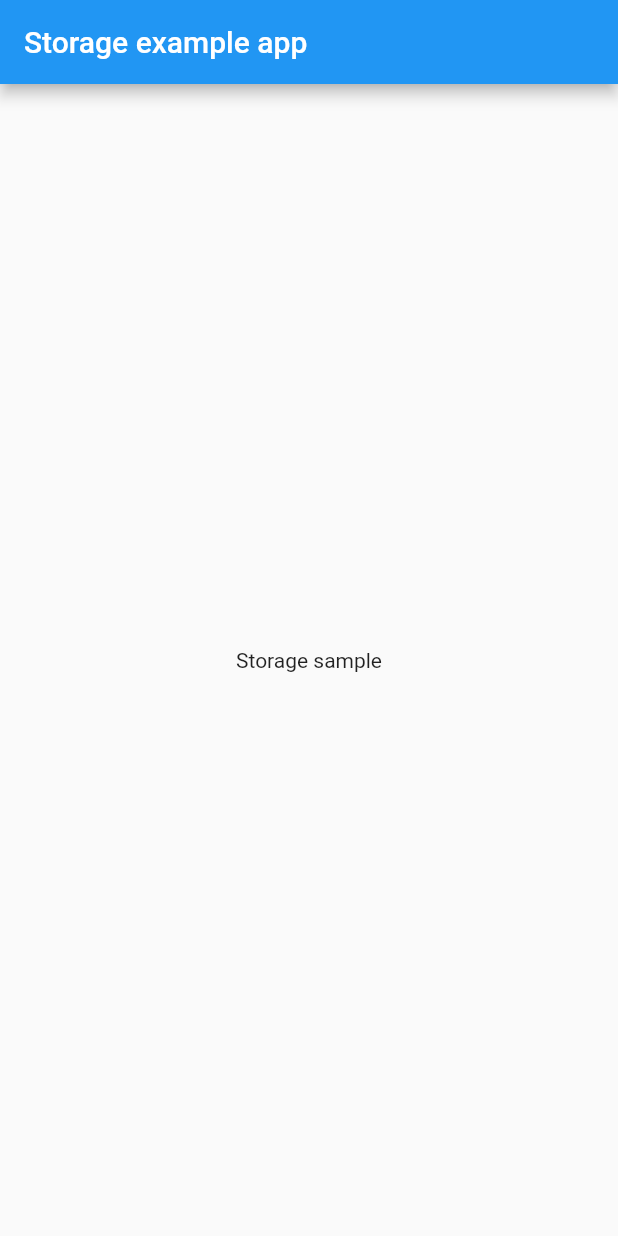
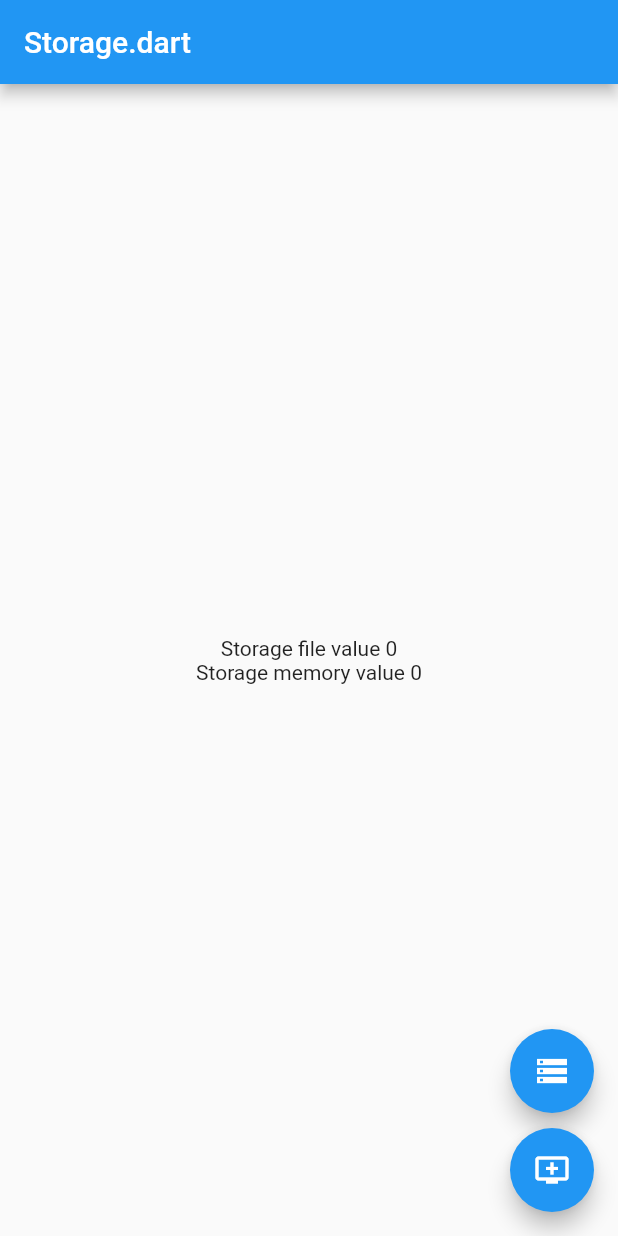
Before and after one commit to UrbanCompass/storage.dart, a Flutter app: the screen it shows after launch, on a phone screen of 412 x 824 dp. Run offline on Flutter 3.47's test engine with Material 2 defaults, Android fonts, the phone set to English and light mode, and no system bars.

Commit message:
Update example app for storage

```diff
--- a/example/lib/main.dart
+++ b/example/lib/main.dart
@@ -1,6 +1,7 @@
 //  Copyright © 2019 Compass. All rights reserved.
 
 import 'package:flutter/material.dart';
+import 'package:storage/storage.dart';
 
 void main() => runApp(StorageApp());
 
@@ -10,8 +11,24 @@ class StorageApp extends StatefulWidget {
 }
 
 class _StorageAppState extends State<StorageApp> {
+  bool _isLoading = true;
+  int _fileValue = 0;
+  int _memoryValue = 0;
+
+  final _fileKey = 'fileKey';
+  final _memoryKey = 'memoryKey';
+
   @override
   void initState() {
+    Storage.configure().then((configured) {
+      Storage.file.get(_fileKey).then((data) {
+        setState(() {
+          _fileValue = data?.first ?? 0;
+          _isLoading = false;
+        });
+      });
+    });
+
     super.initState();
   }
 
@@ -19,13 +36,59 @@ class _StorageAppState extends State<StorageApp> {
   Widget build(BuildContext context) {
     return MaterialApp(
       home: Scaffold(
-        appBar: AppBar(
-          title: const Text('Storage example app'),
-        ),
-        body: Center(
-          child: Text('Storage sample'),
-        ),
-      ),
+          appBar: AppBar(
+            title: const Text('Storage.dart'),
+          ),
+          body: _isLoading
+              ? Center(
+                  child: CircularProgressIndicator(),
+                )
+              : Center(
+                  child: Column(
+                    mainAxisAlignment: MainAxisAlignment.center,
+                    children: <Widget>[
+                      Text('Storage file value $_fileValue'),
+                      Text('Storage memory value $_memoryValue')
+                    ],
+                  ),
+                ),
+          floatingActionButton: Column(
+            crossAxisAlignment: CrossAxisAlignment.end,
+            mainAxisAlignment: MainAxisAlignment.end,
+            children: <Widget>[
+              FloatingActionButton(
+                child: Icon(Icons.storage),
+                onPressed: () {
+                  _incrementFile();
+                },
+              ),
+              SizedBox(height: 10),
+              FloatingActionButton(
+                child: Icon(Icons.add_to_queue),
+                onPressed: () {
+                  _incrementMemory();
+                },
+              ),
+            ],
+          )),
     );
   }
+
+  _incrementFile() async {
+    await Storage.file.set(_fileKey, [_fileValue + 1]);
+    Storage.file.get(_fileKey).then((data) {
+      setState(() {
+        _fileValue = data.first;
+      });
+    });
+  }
+
+  _incrementMemory() async {
+    await Storage.memory.set(_memoryKey, [_memoryValue + 1]);
+    Storage.memory.get(_memoryKey).then((data) {
+      setState(() {
+        _memoryValue = data.first;
+      });
+    });
+  }
 }
```
Also changed, not shown: example/pubspec.yaml (+2 -42 lines), 1 other file.
